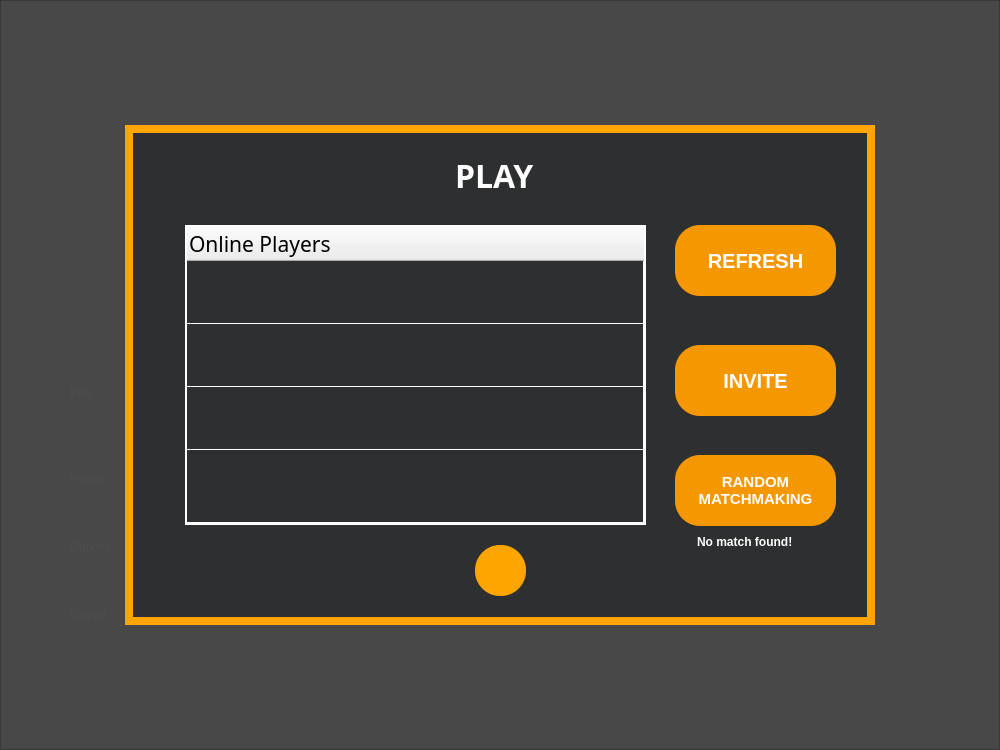
Before: the Qt Designer form Client/Chess/play.ui in Nulemboon/Online_chess_game, drawn with Qt 5.
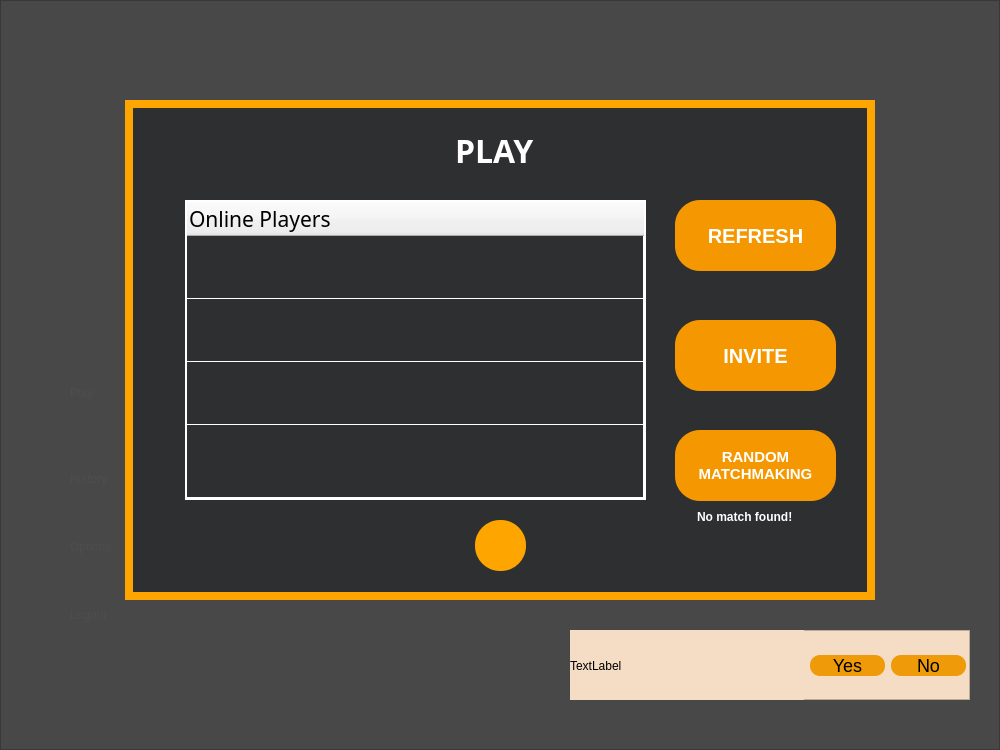
After: the same form once the commit is applied. Icons and pictures are not drawn.

What changed in the file:
```diff
--- a/Client/Chess/play.ui
+++ b/Client/Chess/play.ui
@@ -17,7 +17,7 @@
    <property name="geometry">
     <rect>
      <x>125</x>
-     <y>125</y>
+     <y>100</y>
      <width>750</width>
      <height>500</height>
     </rect>
@@ -516,6 +516,120 @@
      <string/>
     </property>
    </widget>
+   <widget class="QFrame" name="frInvite">
+    <property name="geometry">
+     <rect>
+      <x>570</x>
+      <y>630</y>
+      <width>400</width>
+      <height>70</height>
+     </rect>
+    </property>
+    <property name="styleSheet">
+     <string notr="true">QFrame{background-color: #F4DCC5;}
+
+QPushButton{ border: none; color:black;background-color:#EF9A09;border-radius:10px; font-size: 18px;
+text-align: center
+}
+
+QPushButton:hover{background-color:#d98100}
+
+QLabel {border:none; color:black}</string>
+    </property>
+    <property name="frameShape">
+     <enum>QFrame::StyledPanel</enum>
+    </property>
+    <property name="frameShadow">
+     <enum>QFrame::Raised</enum>
+    </property>
+    <widget class="QWidget" name="layoutWidget">
+     <property name="geometry">
+      <rect>
+       <x>0</x>
+       <y>0</y>
+       <width>401</width>
+       <height>71</height>
+      </rect>
+     </property>
+     <layout class="QHBoxLayout" name="horizontalLayout">
+      <item>
+       <widget class="QLabel" name="lbNameInvite">
+        <property name="minimumSize">
+         <size>
+          <width>100</width>
+          <height>0</height>
+         </size>
+        </property>
+        <property name="baseSize">
+         <size>
+          <width>100</width>
+          <height>0</height>
+         </size>
+        </property>
+        <property name="text">
+         <string>TextLabel</string>
+        </property>
+       </widget>
+      </item>
+      <item>
+       <widget class="QPushButton" name="btnYes">
+        <property name="sizePolicy">
+         <sizepolicy hsizetype="Fixed" vsizetype="Fixed">
+          <horstretch>0</horstretch>
+          <verstretch>0</verstretch>
+         </sizepolicy>
+        </property>
+        <property name="maximumSize">
+         <size>
+          <width>75</width>
+          <height>21</height>
+         </size>
+        </property>
+        <property name="font">
+         <font>
+          <family>Ubuntu</family>
+          <pointsize>-1</pointsize>
+          <italic>false</italic>
+          <bold>false</bold>
+         </font>
+        </property>
+        <property name="text">
+         <string>Yes</string>
+        </property>
+       </widget>
+      </item>
+      <item>
+       <widget class="QPushButton" name="btnNo">
+        <property name="maximumSize">
+         <size>
+          <width>75</width>
+          <height>21</height>
+         </size>
+        </property>
+        <property name="text">
+         <string>No</string>
+        </property>
+       </widget>
+      </item>
+      <item>
+       <spacer name="horizontalSpacer">
+        <property name="orientation">
+         <enum>Qt::Horizontal</enum>
+        </property>
+        <property name="sizeType">
+         <enum>QSizePolicy::Preferred</enum>
+        </property>
+        <property name="sizeHint" stdset="0">
+         <size>
+          <width>5</width>
+          <height>20</height>
+         </size>
+        </property>
+       </spacer>
+      </item>
+     </layout>
+    </widget>
+   </widget>
   </widget>
   <zorder>frHome</zorder>
   <zorder>playFrame</zorder>
```
